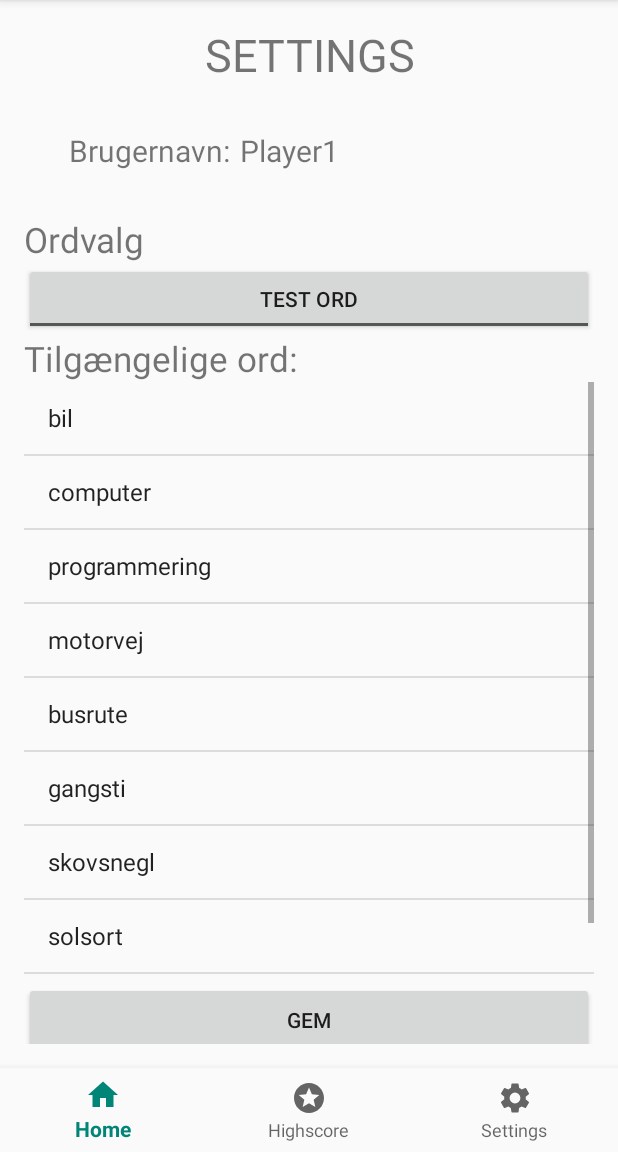
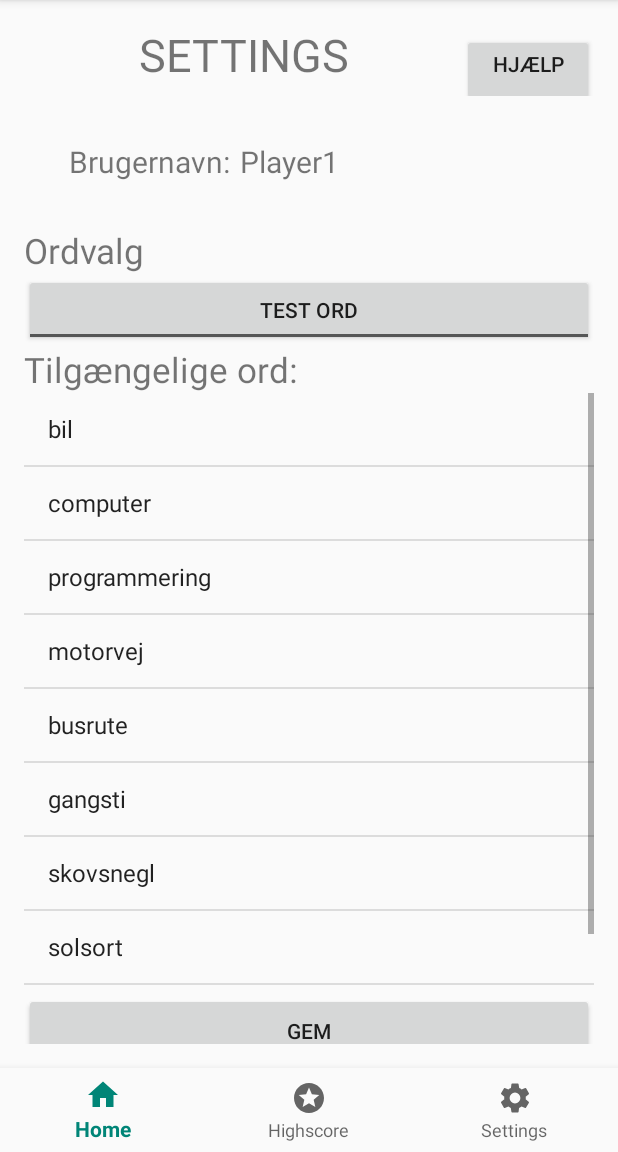
Before and after one commit to Flotfyr27/Hangman, an Android app: the fragment SettingsFragment placed in its activity, on a phone screen of 412 x 824 dp, the part 84-1236 px from its top. Run offline under Robolectric (Android 15) with nearby library versions, the phone set to English and light mode, and no system bars.

Commit message:
Added help fragment to be filled with text

```diff
--- /dev/null
+++ b/app/src/main/res/layout/fragment_help.xml
@@ -0,0 +1,6 @@
+<?xml version="1.0" encoding="utf-8"?>
+<LinearLayout xmlns:android="http://schemas.android.com/apk/res/android"
+    android:orientation="vertical" android:layout_width="match_parent"
+    android:layout_height="match_parent">
+
+</LinearLayout>
--- a/app/src/main/res/layout/fragment_settings.xml
+++ b/app/src/main/res/layout/fragment_settings.xml
@@ -6,13 +6,26 @@
     android:gravity="center_horizontal"
     android:orientation="vertical"
     android:padding="16dp">
-
+<LinearLayout
+    android:layout_width="match_parent"
+    android:layout_height="wrap_content"
+    android:orientation="horizontal"
+    android:layout_gravity="center_vertical">
     <TextView
         android:layout_width="match_parent"
         android:layout_height="wrap_content"
         android:text="@string/setting_title"
         android:gravity="center_horizontal"
-        android:textSize="30sp"/>
+        android:textSize="30sp"
+        android:layout_weight="1"/>
+    <Button
+        android:id="@+id/setting_help"
+        android:layout_width="wrap_content"
+        android:layout_height="wrap_content"
+        android:text="Hjælp"
+        android:gravity="center_horizontal" />
+</LinearLayout>
+
 
     <LinearLayout
         android:layout_width="match_parent"
```
